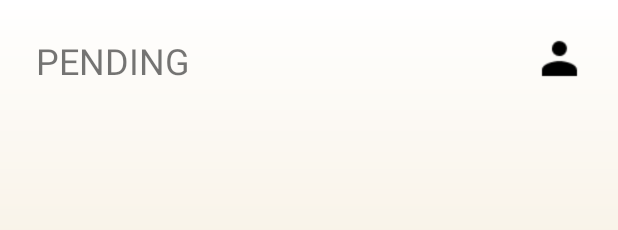
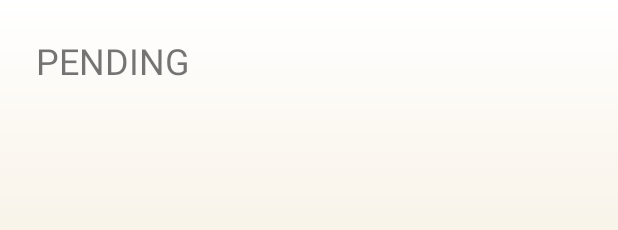
Before and after one commit to Vincent-Leonard/GlobalExperience, an Android app: the layout fragment_pending.xml on its own in the app's theme, with its tools: preview values and no code run, on a phone screen of 412 x 824 dp. Shown: the top 230 px of the screen. Run offline under Robolectric (Android 15) with nearby library versions, the phone set to English and light mode, and no system bars.

Commit message:
Update pending fragment

```diff
--- a/app/src/main/res/layout/fragment_pending.xml
+++ b/app/src/main/res/layout/fragment_pending.xml
@@ -41,16 +41,6 @@
             app:layout_constraintStart_toStartOf="parent"
             app:layout_constraintTop_toTopOf="parent" />
 
-        <ImageView
-            android:id="@+id/imgbtn_profile"
-            android:layout_width="30dp"
-            android:layout_height="30dp"
-            android:layout_marginTop="24dp"
-            android:layout_marginEnd="24dp"
-            android:src="@drawable/baseline_person_black_18dp"
-            app:layout_constraintEnd_toEndOf="parent"
-            app:layout_constraintTop_toTopOf="parent" />
-
         <androidx.recyclerview.widget.RecyclerView
             android:id="@+id/rv_pending"
             android:layout_width="match_parent"
--- a/app/src/main/res/navigation/main_navigation.xml
+++ b/app/src/main/res/navigation/main_navigation.xml
@@ -58,4 +58,9 @@
             android:id="@+id/action_historyFragment_to_profileFragment"
             app:destination="@id/profileFragment" />
     </fragment>
+    <activity
+        android:id="@+id/mainActivity"
+        android:name="com.example.globalexperience.MainActivity"
+        android:label="activity_main"
+        tools:layout="@layout/activity_main" />
 </navigation>
```
Also changed, not shown: app/src/main/java/com/example/globalexperience/Fragments/PendingFragment.java (+7 -28 lines), app/src/main/java/com/example/globalexperience/HomeActivity.java (+15 -4 lines), app/src/main/res/layout/activity_home.xml (+14 -2 lines), app/src/main/res/layout/fragment_history.xml (+0 -10 lines).
